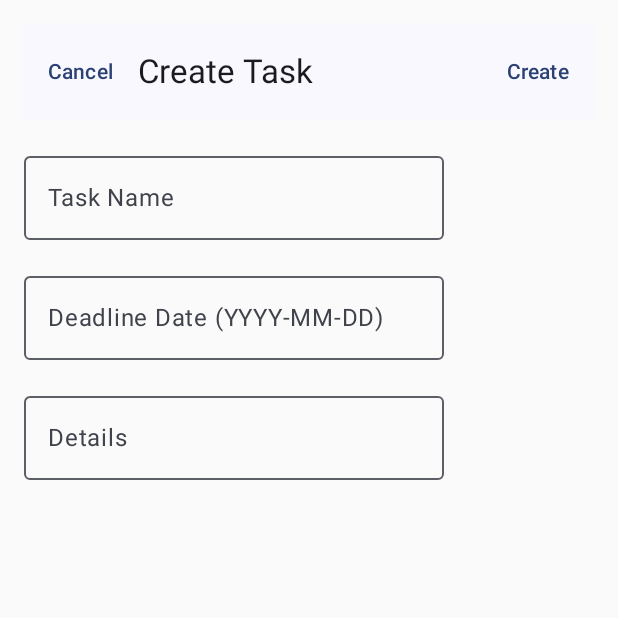
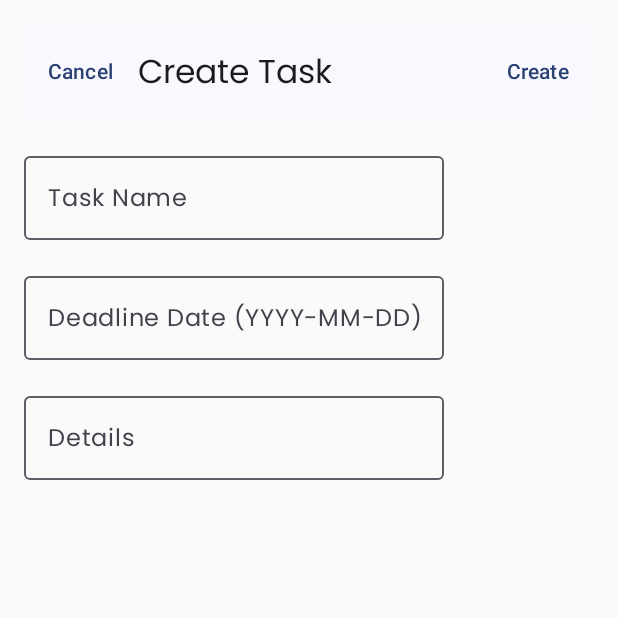
Before and after one commit to haniefa/taskplanner, an Android app built with Jetpack Compose: the screen it shows after launch (MainActivity), after a tap on "Add Task", on a phone screen of 412 x 824 dp, the top half of it. Run offline under Robolectric (Android 15) with nearby library versions, the phone set to English and light mode, and no system bars.

Commit message:
update color

```diff
--- a/app/src/main/java/com/example/tahubulatz/HomePage.kt
+++ b/app/src/main/java/com/example/tahubulatz/HomePage.kt
@@ -2,8 +2,6 @@ package com.example.tahubulatz
 
 import android.annotation.SuppressLint
 import android.util.Log
-import androidx.compose.foundation.Image
-import androidx.compose.foundation.background
 import androidx.compose.foundation.clickable
 import androidx.compose.foundation.layout.Box
 import androidx.compose.foundation.layout.Column
@@ -12,7 +10,6 @@ import androidx.compose.foundation.layout.Spacer
 import androidx.compose.foundation.layout.fillMaxHeight
 import androidx.compose.foundation.layout.fillMaxWidth
 import androidx.compose.foundation.layout.padding
-import androidx.compose.foundation.layout.size
 import androidx.compose.foundation.layout.width
 import androidx.compose.foundation.lazy.LazyColumn
 import androidx.compose.foundation.lazy.items
@@ -35,11 +32,9 @@ import androidx.compose.ui.Alignment
 import androidx.compose.ui.Modifier
 import androidx.compose.ui.draw.alpha
 import androidx.compose.ui.graphics.Color
-import androidx.compose.ui.res.painterResource
 import androidx.compose.ui.text.TextStyle
 import androidx.compose.ui.text.style.TextDecoration
 import androidx.compose.ui.unit.dp
-import androidx.compose.material3.TopAppBar as TopAppBar
 
 @SuppressLint("UnusedMaterial3ScaffoldPaddingParameter")
 @OptIn(ExperimentalMaterial3Api::class)
@@ -52,18 +47,7 @@ fun HomePage(
     val tasks by taskViewModel.tasks.collectAsState()
 
     Scaffold(
-        topBar = {
-            /*TopAppBar(
-            title = {
-                // App logo
-                Image(
-                    painter = painterResource(id = R.drawable.img_logo), // Replace with your app logo resource ID
-                    contentDescription = null, // Content description for accessibility
-                    modifier = Modifier.size(48.dp) // Adjust size as needed
-                )
-            }
-        )*/
-        },
+        topBar = {},
         floatingActionButton = {
             FloatingActionButton(onClick = { navigateToCreateTask() }) {
                 Icon(Icons.Default.Add, contentDescription = "Add Task")
@@ -130,7 +114,7 @@ fun TaskListItem(task: Task, taskViewModel: TaskViewModel, onTaskClicked: (Int)
                 Button(onClick = {
                     taskViewModel.deleteTask(task.id)
                 }) {
-                    Icon(Icons.Default.Delete, contentDescription = "Delete", tint = Color.Red)
+                    Icon(Icons.Default.Delete, contentDescription = "Delete", tint = Color.White)
                 }
                 Button(onClick = {
                     onTaskClicked(task.id)
--- a/app/src/main/java/com/example/tahubulatz/ui/theme/Theme.kt
+++ b/app/src/main/java/com/example/tahubulatz/ui/theme/Theme.kt
@@ -27,12 +27,12 @@ private val LightColorScheme = lightColorScheme(
     tertiary = Pink40
 
     /* Other default colors to override
-    background = Color(0xFAE0C9),
+    background = Color(0xFCF4ED),
     surface = Color(0xFFFFFBFE),
     onPrimary = Color.White,
     onSecondary = Color.White,
     onTertiary = Color.White,
-    onBackground = Color(0xFF1C1B1F),
+    onBackground = Color(0xFCF4ED),
     onSurface = Color(0xFF1C1B1F),
     */
 )
--- a/app/src/main/java/com/example/tahubulatz/ui/theme/Type.kt
+++ b/app/src/main/java/com/example/tahubulatz/ui/theme/Type.kt
@@ -2,33 +2,39 @@ package com.example.tahubulatz.ui.theme
 
 import androidx.compose.material3.Typography
 import androidx.compose.ui.text.TextStyle
+import androidx.compose.ui.text.font.Font
 import androidx.compose.ui.text.font.FontFamily
 import androidx.compose.ui.text.font.FontWeight
 import androidx.compose.ui.unit.sp
+import com.example.tahubulatz.R
 
 // Set of Material typography styles to start with
+val Poppins = FontFamily(
+    Font(R.font.poppins_light, FontWeight.Light),
+    Font(R.font.poppins_bold, FontWeight.Bold),
+    Font(R.font.poppins_regular, FontWeight.Normal)
+)
+
 val Typography = Typography(
     bodyLarge = TextStyle(
-        fontFamily = FontFamily.Default,
+        fontFamily = Poppins,
         fontWeight = FontWeight.Normal,
         fontSize = 16.sp,
         lineHeight = 24.sp,
         letterSpacing = 0.5.sp
-    )
-    /* Other default text styles to override
+    ),
     titleLarge = TextStyle(
-        fontFamily = FontFamily.Default,
+        fontFamily = Poppins,
         fontWeight = FontWeight.Normal,
         fontSize = 22.sp,
         lineHeight = 28.sp,
         letterSpacing = 0.sp
     ),
     labelSmall = TextStyle(
-        fontFamily = FontFamily.Default,
-        fontWeight = FontWeight.Medium,
+        fontFamily = Poppins,
+        fontWeight = FontWeight.Light,
         fontSize = 11.sp,
         lineHeight = 16.sp,
         letterSpacing = 0.5.sp
     )
-    */
 )
```
Also changed, not shown: app/src/main/res/font/poppins_bold.ttf (added), app/src/main/res/font/poppins_light.ttf (added), app/src/main/res/font/poppins_regular.ttf (added).
